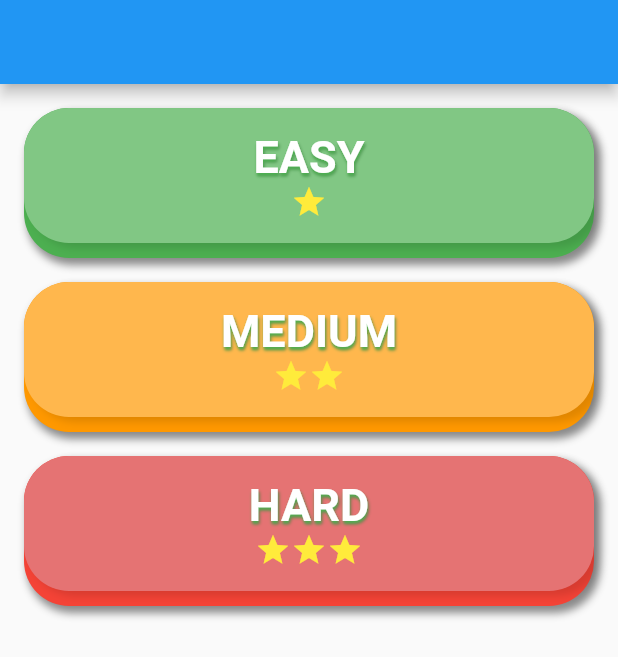
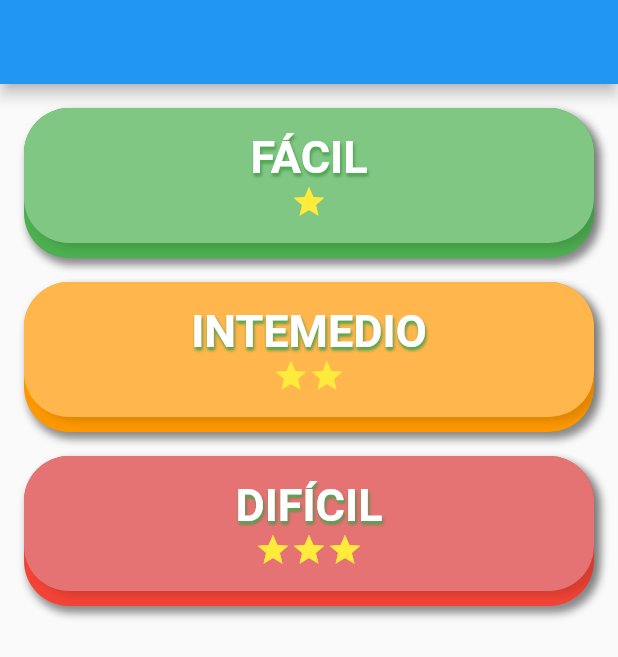
Before and after one commit to vsalguero/memoriza_game, a Flutter app: the screen it shows after launch, on a phone screen of 412 x 824 dp. Shown: the top 657 px of the screen. Run offline on Flutter 3.47's test engine with Material 2 defaults, Android fonts, the phone set to English and light mode, and no system bars; our stand-ins replace flip_card.

Commit message:
feat: change some text

```diff
--- a/lib/homepage.dart
+++ b/lib/homepage.dart
@@ -131,19 +131,19 @@ class Details {
 
 List<Details> _list = [
   Details(
-      name: "EASY",
+      name: "FÁCIL",
       primarycolor: Colors.green,
       secomdarycolor: Colors.green[300]!,
       noOfstar: 1,
       goto: FlipCardGane(Level.Easy)),
   Details(
-      name: "MEDIUM",
+      name: "INTEMEDIO",
       primarycolor: Colors.orange,
       secomdarycolor: Colors.orange[300]!,
       noOfstar: 2,
       goto: FlipCardGane(Level.Medium)),
   Details(
-      name: "HARD",
+      name: "DIFÍCIL",
       primarycolor: Colors.red,
       secomdarycolor: Colors.red[300]!,
       noOfstar: 3,
--- a/lib/main.dart
+++ b/lib/main.dart
@@ -15,7 +15,7 @@ class _MyAppState extends State<MyApp> {
   @override
   Widget build(BuildContext context) {
     return MaterialApp(
-      title: 'Flutter Demo',
+      title: 'Memoriza Game',
       theme: ThemeData(
         // This is the theme of your application.
         //
```
Also changed, not shown: lib/flipcardgame.dart (+5 -4 lines).
